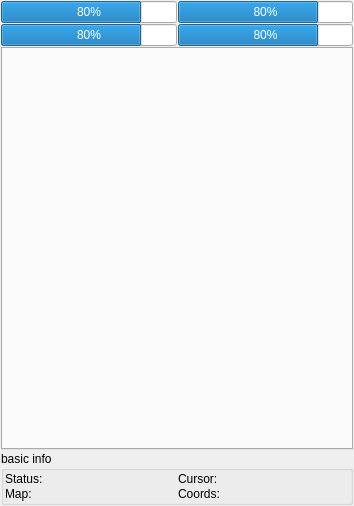
The window that SaSH/mainform.ui (bestkakkoii/SaSH) describes before a commit, drawn with Qt 5.
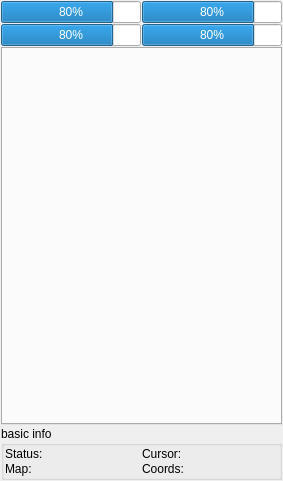
The same window after the commit. Custom widgets are drawn as their Qt base class.

```diff
--- a/SaSH/mainform.ui
+++ b/SaSH/mainform.ui
@@ -6,20 +6,32 @@
    <rect>
     <x>0</x>
     <y>0</y>
-    <width>354</width>
-    <height>506</height>
+    <width>283</width>
+    <height>481</height>
    </rect>
   </property>
   <property name="minimumSize">
    <size>
-    <width>354</width>
-    <height>506</height>
+    <width>0</width>
+    <height>481</height>
+   </size>
+  </property>
+  <property name="maximumSize">
+   <size>
+    <width>283</width>
+    <height>481</height>
    </size>
   </property>
   <property name="windowTitle">
    <string>SaSH</string>
   </property>
+  <property name="styleSheet">
+   <string notr="true"/>
+  </property>
   <widget class="QWidget" name="centralWidget">
+   <property name="styleSheet">
+    <string notr="true"/>
+   </property>
    <layout class="QGridLayout" name="gridLayout_3">
     <property name="leftMargin">
      <number>1</number>
```
